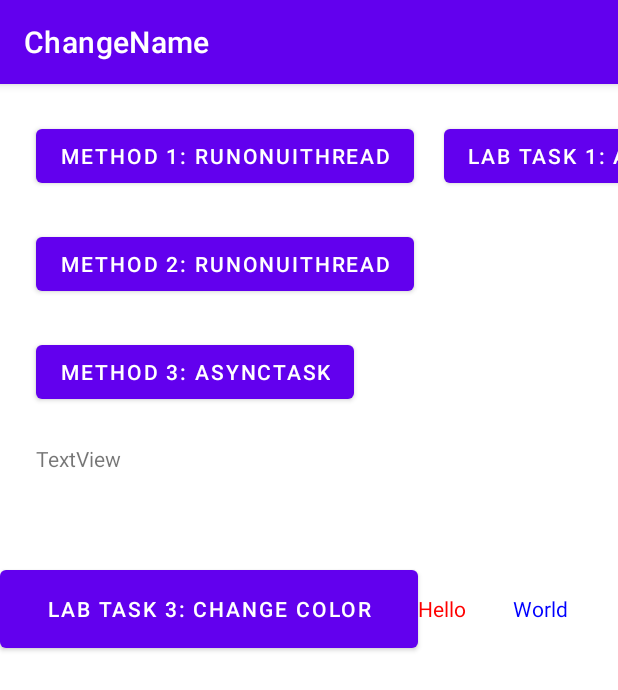
After one commit to Mi1king/CAN301_Andorid, an Android app: the Lecture7 screen opened directly, with no data from a screen before it, on a phone screen of 412 x 824 dp. The commit adds this screen. Shown: the top 690 px of the screen. Run offline under Robolectric (Android 15) with nearby library versions, the phone set to English and light mode, and no system bars.

Commit message:
complete Lecture7 content and new Lecture8

```diff
--- a/app/src/main/AndroidManifest.xml
+++ b/app/src/main/AndroidManifest.xml
@@ -9,6 +9,12 @@
         android:roundIcon="@mipmap/ic_launcher_round"
         android:supportsRtl="true"
         android:theme="@style/Theme.MMM">
+        <activity
+            android:name=".Lecture8"
+            android:exported="true" />
+        <activity
+            android:name=".Lecture7"
+            android:exported="true" />
         <activity
             android:name=".Lecture6"
             android:exported="true" />
--- a/app/src/main/java/com/example/mmm/FirstActivity.java
+++ b/app/src/main/java/com/example/mmm/FirstActivity.java
@@ -14,6 +14,7 @@ import java.util.ArrayList;
 public class FirstActivity extends AppCompatActivity {
     static final String CALCULATOR_ID = "Calculator";
     static final String LECTURE_6_ID = "Lecture_6";
+    static final String LECTURE_7_ID = "Lecture_7";
 
 
     @Override
@@ -26,6 +27,7 @@ public class FirstActivity extends AppCompatActivity {
         ArrayList<String> list = new ArrayList<>();
         list.add(CALCULATOR_ID);
         list.add(LECTURE_6_ID);
+        list.add(LECTURE_7_ID);
         ArrayAdapter<String> adapter = new ArrayAdapter<>(this, R.layout.support_simple_spinner_dropdown_item, list);
         application_chooser.setAdapter(adapter);
         application_chooser.getAdapter();
@@ -43,6 +45,10 @@ public class FirstActivity extends AppCompatActivity {
                         intent = new Intent(FirstActivity.this, Lecture6.class);
                         startActivity(intent);
                         break;
+                    case LECTURE_7_ID:
+                        intent = new Intent(FirstActivity.this, Lecture7.class);
+                        startActivity(intent);
+                        break;
                     case CALCULATOR_ID:
                     default:
                         intent = new Intent(FirstActivity.this, Calculator.class);
--- /dev/null
+++ b/app/src/main/java/com/example/mmm/Lecture7.java
@@ -0,0 +1,233 @@
+package com.example.mmm;
+
+import androidx.annotation.RequiresApi;
+import androidx.appcompat.app.AppCompatActivity;
+
+import android.annotation.SuppressLint;
+import android.graphics.Color;
+import android.os.AsyncTask;
+import android.os.Build;
+import android.os.Bundle;
+import android.view.View;
+import android.widget.Button;
+import android.widget.TextView;
+
+public class Lecture7 extends AppCompatActivity {
+
+    final String METHOD_1 = "Method 1: runOnUiThread";
+    final String METHOD_2 = "Method 2: runOnUiThread";
+    final String METHOD_3 = "Method 3: AsyncTask";
+    final String METHOD_4 = "Lab Task 1: AsyncTask";
+    final String LAB_TASK3 = "Lab Task 3: Change color";
+    final int COLOR_RED = Color.RED;
+    final int COLOR_BLUE = Color.BLUE;
+    boolean STOP = false;
+    boolean ODD = false;
+
+    @SuppressLint("SetTextI18n")
+    @Override
+    protected void onCreate(Bundle savedInstanceState) {
+        super.onCreate(savedInstanceState);
+        setContentView(R.layout.activity_lecture7);
+
+
+        Button lecture7_method1_button = (Button) findViewById(R.id.lecture7_method1_button);
+        lecture7_method1_button.setText(METHOD_1);
+        lecture7_method1_button.setOnClickListener(new View.OnClickListener() {
+            @Override
+            public void onClick(View v) {
+                new Thread(new Runnable() {
+                    int i;
+
+                    @Override
+                    public void run() {
+                        final TextView label = findViewById(R.id.lecture7_lable_textView);
+                        for (i = 1; i <= 5; i++) {
+                            try {
+                                Thread.sleep(1000);
+                            } catch (InterruptedException e) {
+                                e.printStackTrace();
+                            }
+                            //Method 1: runOnUiThread
+                            runOnUiThread(new Runnable() {
+                                @RequiresApi(api = Build.VERSION_CODES.O)
+                                @Override
+                                public void run() {
+                                    label.setText(String.join(" ", new String[]{METHOD_1, "loop", String.valueOf(i)}));
+                                }
+                            });
+                        }
+                    }
+                }).start();
+
+            }
+        });
+
+
+        Button lecture7_method2_button = (Button) findViewById(R.id.lecture7_method2_button);
+        lecture7_method2_button.setText(METHOD_2);
+        lecture7_method2_button.setOnClickListener(new View.OnClickListener() {
+            @Override
+            public void onClick(View v) {
+                new Thread(new Runnable() {
+                    int i;
+
+                    @Override
+                    public void run() {
+                        final TextView label = findViewById(R.id.lecture7_lable_textView);
+                        for (i = 1; i <= 5; i++) {
+                            try {
+                                Thread.sleep(1000);
+                            } catch (InterruptedException e) {
+                                e.printStackTrace();
+                            }
+                            //Method 2: view.post(Runnable)
+                            label.post(new Runnable() {
+                                @RequiresApi(api = Build.VERSION_CODES.O)
+                                @Override
+                                public void run() {
+                                    label.setText(String.join(" ", new String[]{METHOD_2, "loop", String.valueOf(i)}));
+                                }
+                            });
+                        }
+                    }
+                }).start();
+
+            }
+        });
+
+        Button lecture7_method3_button = (Button) findViewById(R.id.lecture7_method3_button);
+        lecture7_method3_button.setText(METHOD_3);
+        lecture7_method3_button.setOnClickListener(new View.OnClickListener() {
+            @Override
+            public void onClick(View v) {
+                for (int i = 1; i <= 5; i++) {
+                    new subAsyncTask().execute(i);
+                }
+            }
+        });
+
+
+        Button lecture7_labtask1_button = (Button) findViewById(R.id.lecture7_labtask1_button);
+        lecture7_labtask1_button.setText(METHOD_4);
+        lecture7_labtask1_button.setOnClickListener(new View.OnClickListener() {
+            @Override
+            public void onClick(View v) {
+                for (int i = 1; i <= 5; i++) {
+                    new labTask1().execute(i);
+                }
+            }
+        });
+
+
+        Button lecture7_labTask3_button = (Button) findViewById(R.id.lecture7_labTask3_button);
+        lecture7_labTask3_button.setText(LAB_TASK3);
+        ((TextView) findViewById(R.id.lecture7_labTask3_textView1)).setText("Hello");
+        ((TextView) findViewById(R.id.lecture7_labTask3_textView2)).setText("World");
+
+        new labTask3().execute();
+        STOP = false;
+        lecture7_labTask3_button.setOnClickListener(new View.OnClickListener() {
+            @Override
+            public void onClick(View v) {
+                STOP = true;
+            }
+        });
+    }
+
+    class subAsyncTask extends AsyncTask<Integer, Void, Integer> {
+        /**
+         * Override this method to perform a computation on a background thread. The
+         * specified parameters are the parameters passed to {@link #execute}
+         * by the caller of this task.
+         * <p>
+         * This will normally run on a background thread. But to better
+         * support testing frameworks, it is recommended that this also tolerates
+         * direct execution on the foreground thread, as part of the {@link #execute} call.
+         * <p>
+         * This method can call {@link #publishProgress} to publish updates
+         * on the UI thread.
+         *
+         * @param integers The parameters of the task.
+         * @return A result, defined by the subclass of this task.
+         * @see #onPreExecute()
+         * @see #onPostExecute
+         * @see #publishProgress
+         */
+        @Override
+        protected Integer doInBackground(Integer... integers) {
+            try {
+                Thread.sleep(1000);
+            } catch (InterruptedException e) {
+                e.printStackTrace();
+            }
+            return integers[0];
+        }
+
+        @RequiresApi(api = Build.VERSION_CODES.O)
+        @Override
+        protected void onPostExecute(Integer integer) {
+            final TextView label = findViewById(R.id.lecture7_lable_textView);
+            label.setText(String.join(" ", new String[]{METHOD_3, "loop", String.valueOf(integer)}));
+        }
+    }
+
+    class labTask1 extends AsyncTask<Integer, Integer, Integer> {
+        @Override
+        protected Integer doInBackground(Integer... integers) {
+            try {
+                Thread.sleep(1000);
+                publishProgress(integers[0]);
+            } catch (InterruptedException e) {
+                e.printStackTrace();
+            }
+            return integers[0];
+        }
+
+        @RequiresApi(api = Build.VERSION_CODES.O)
+        @Override
+        protected void onProgressUpdate(Integer... integers) {
+            final TextView label = findViewById(R.id.lecture7_lable_textView);
+            label.setText(String.join(" ", new String[]{METHOD_4, "loop", String.valueOf(integers[0])}));
+        }
+    }
+
+    class labTask3 extends AsyncTask<Integer, Boolean, Void> {
+        @Override
+        protected Void doInBackground(Integer... integers) {
+            while (true) {
+                if (STOP) {
+                    try {
+                        Thread.sleep(5000);
+                        STOP = !STOP;
+                    } catch (InterruptedException e) {
+                        e.printStackTrace();
+                    }
+                } else {
+                    try {
+                        Thread.sleep(1000);
+                        publishProgress(ODD);
+                        ODD = !ODD;
+                    } catch (InterruptedException e) {
+                        e.printStackTrace();
+                    }
+                }
+            }
+        }
+
+        @Override
+        protected void onProgressUpdate(Boolean... b) {
+            final TextView label1 = findViewById(R.id.lecture7_labTask3_textView1);
+            final TextView label2 = findViewById(R.id.lecture7_labTask3_textView2);
+            if (b[0]) {
+                label1.setTextColor(COLOR_RED);
+                label2.setTextColor(COLOR_BLUE);
+            } else {
+                label1.setTextColor(COLOR_BLUE);
+                label2.setTextColor(COLOR_RED);
+            }
+        }
+    }
+
+
+}
--- /dev/null
+++ b/app/src/main/res/layout/activity_lecture7.xml
@@ -0,0 +1,90 @@
+<?xml version="1.0" encoding="utf-8"?>
+<androidx.constraintlayout.widget.ConstraintLayout xmlns:android="http://schemas.android.com/apk/res/android"
+    xmlns:app="http://schemas.android.com/apk/res-auto"
+    xmlns:tools="http://schemas.android.com/tools"
+    android:layout_width="match_parent"
+    android:layout_height="match_parent"
+    tools:context=".Lecture7">
+
+    <Button
+        android:id="@+id/lecture7_method1_button"
+        android:layout_width="0dp"
+        android:layout_height="wrap_content"
+        android:layout_marginStart="24dp"
+        android:layout_marginTop="24dp"
+        android:text="Button"
+        app:layout_constraintStart_toStartOf="parent"
+        app:layout_constraintTop_toTopOf="parent" />
+
+    <Button
+        android:id="@+id/lecture7_method2_button"
+        android:layout_width="wrap_content"
+        android:layout_height="wrap_content"
+        android:layout_marginStart="24dp"
+        android:layout_marginTop="24dp"
+        android:text="Button"
+        app:layout_constraintStart_toStartOf="parent"
+        app:layout_constraintTop_toBottomOf="@+id/lecture7_method1_button" />
+
+    <Button
+        android:id="@+id/lecture7_method3_button"
+        android:layout_width="wrap_content"
+        android:layout_height="wrap_content"
+        android:layout_marginStart="24dp"
+        android:layout_marginTop="24dp"
+        android:text="Button"
+        app:layout_constraintStart_toStartOf="parent"
+        app:layout_constraintTop_toBottomOf="@+id/lecture7_method2_button" />
+
+    <Button
+        android:id="@+id/lecture7_labtask1_button"
+        android:layout_width="wrap_content"
+        android:layout_height="wrap_content"
+        android:layout_marginStart="20dp"
+        android:layout_marginTop="24dp"
+        android:text="Button"
+        app:layout_constraintStart_toEndOf="@+id/lecture7_method1_button"
+        app:layout_constraintTop_toTopOf="parent" />
+
+    <TextView
+        android:id="@+id/lecture7_lable_textView"
+        android:layout_width="262dp"
+        android:layout_height="54dp"
+        android:layout_marginStart="24dp"
+        android:layout_marginTop="24dp"
+        android:text="TextView"
+        app:layout_constraintStart_toStartOf="parent"
+        app:layout_constraintTop_toBottomOf="@+id/lecture7_method3_button" />
+
+    <LinearLayout
+        android:layout_width="410dp"
+        android:layout_height="331dp"
+        android:layout_marginTop="24dp"
+        android:orientation="horizontal"
+        app:layout_constraintStart_toStartOf="parent"
+        app:layout_constraintTop_toBottomOf="@+id/lecture7_lable_textView">
+
+        <Button
+            android:id="@+id/lecture7_labTask3_button"
+            android:layout_width="wrap_content"
+            android:layout_height="64dp"
+            android:layout_weight="1"
+            android:text="Button" />
+
+        <TextView
+            android:id="@+id/lecture7_labTask3_textView1"
+            android:layout_width="wrap_content"
+            android:layout_height="wrap_content"
+            android:layout_weight="1"
+            android:text="TextView"
+            android:textColor="@android:color/holo_red_light" />
+
+        <TextView
+            android:id="@+id/lecture7_labTask3_textView2"
+            android:layout_width="wrap_content"
+            android:layout_height="wrap_content"
+            android:layout_weight="1"
+            android:text="TextView" />
+    </LinearLayout>
+
+</androidx.constraintlayout.widget.ConstraintLayout>
```
Also changed, not shown: app/src/main/java/com/example/mmm/Calculator.java (+11 -10 lines), app/src/main/java/com/example/mmm/Lecture8.java (added, +14 -0 lines), app/src/main/res/layout/activity_lecture8.xml (added, +9 -0 lines).
